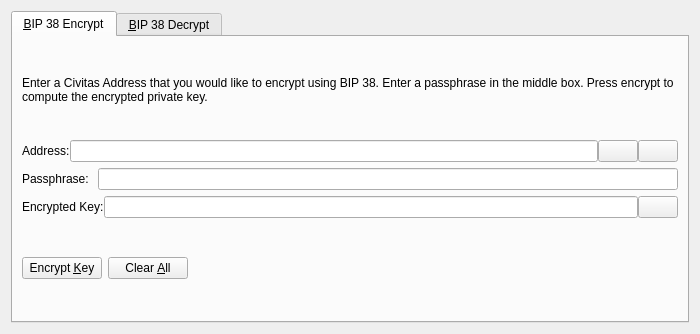
First picture: the form in src/qt/forms/bip38tooldialog.ui, repository enox-c/enox-c, before the edit.
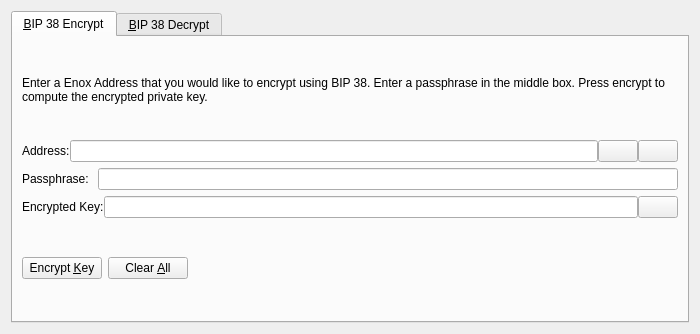
Second picture: the form after the edit. The open tabs and pages were chosen to show the change. Icons and pictures are not drawn. Custom widgets are drawn as their Qt base class.

What changed in the file:
```diff
--- a/src/qt/forms/bip38tooldialog.ui
+++ b/src/qt/forms/bip38tooldialog.ui
@@ -30,7 +30,7 @@
        <item>
         <widget class="QLabel" name="infoLabel_ENC">
          <property name="text">
-          <string>Enter a Civitas Address that you would like to encrypt using BIP 38. Enter a passphrase in the middle box. Press encrypt to compute the encrypted private key.</string>
+          <string>Enter a Enox Address that you would like to encrypt using BIP 38. Enter a passphrase in the middle box. Press encrypt to compute the encrypted private key.</string>
          </property>
          <property name="textFormat">
           <enum>Qt::PlainText</enum>
```
Left out of the diff: 24 changed lines with no effect on the pictures.
